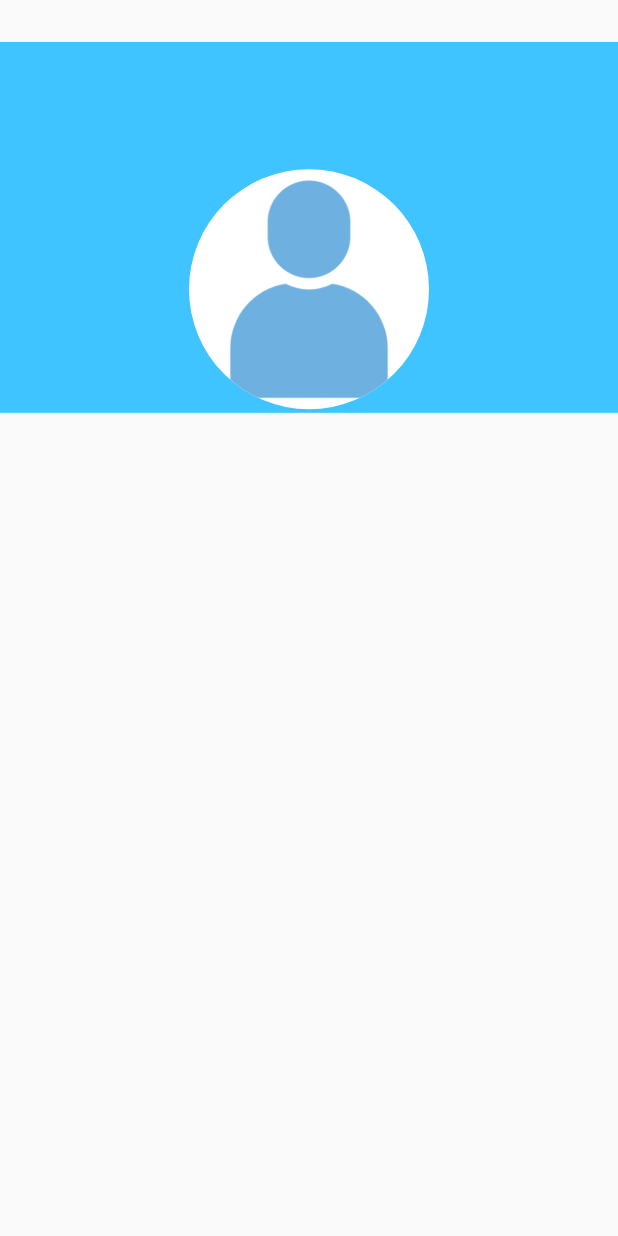
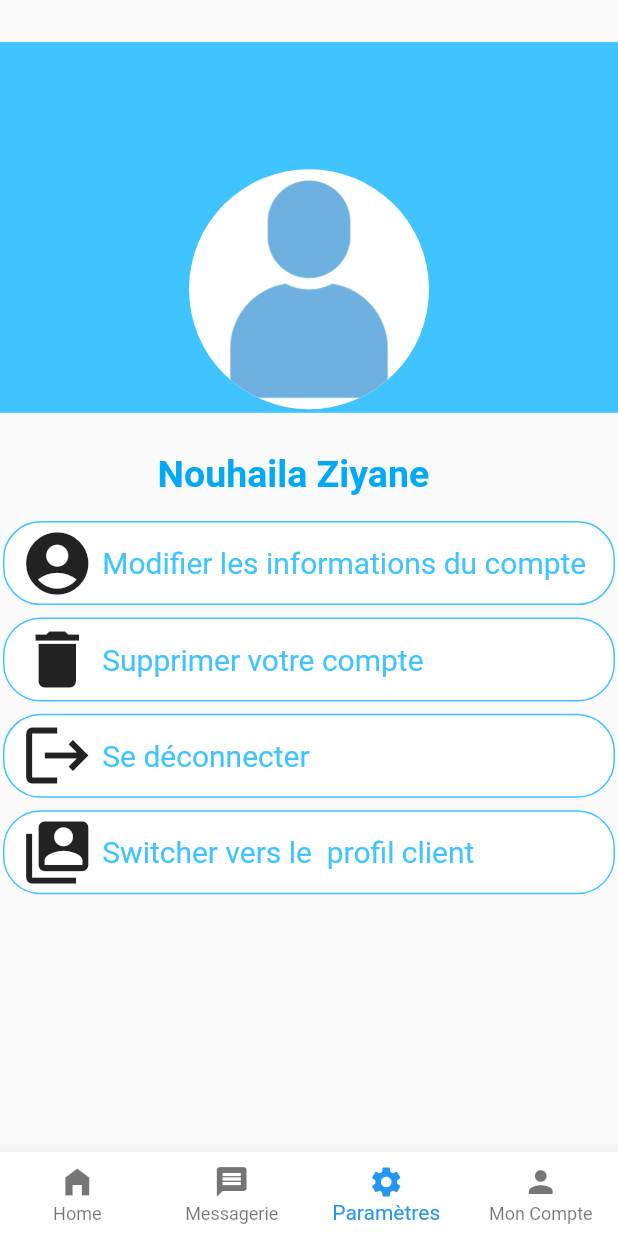
Before and after one commit to NouhailaZiyane/mobileApp, a Flutter app: the screen it shows after launch, item 4 of the bottom bar chosen, on a phone screen of 412 x 824 dp. Run offline on Flutter 3.47's test engine with Material 2 defaults, Android fonts, the phone set to English and light mode, and no system bars; our stand-ins replace get, google_fonts; missing offline and left inert: footer; Roboto replaces fonts that are missing (Acme).

Commit message:
ajout de la page des parametres

```diff
--- a/lib/Screens/ListeEmpl.dart
+++ b/lib/Screens/ListeEmpl.dart
@@ -1,6 +1,6 @@
 import 'package:flutter/material.dart';
 import 'package:google_fonts/google_fonts.dart';
-import 'package:test/Screens/ProfilePage.dart';
+import 'package:test/Screens/Parametres.dart';
 import 'package:test/Screens/signUP.dart';
 
 import 'Accueil.dart';
@@ -91,8 +91,6 @@ class _ListeEmpState extends State<ListeEmp> {
                         ),
                         SizedBox(
                           height: h * 0.05,
-                        ),
-                        SizedBox(
                           width: w * 0.19,
                         ),
                         Image.asset(
@@ -152,14 +150,14 @@ class _ListeEmpState extends State<ListeEmp> {
         Navigator.push(
             context, // HERE You need context
             MaterialPageRoute(
-              builder: (context) => SignUp(),
+              builder: (context) => Parametres(),
             ));
         break;
       case 3:
         Navigator.push(
             context, // HERE You need context
             MaterialPageRoute(
-              builder: (context) => ProfilePage(),
+              builder: (context) => Parametres(),
             ));
         break;
     }
--- /dev/null
+++ b/lib/Screens/Parametres.dart
@@ -0,0 +1,243 @@
+import 'package:flutter/material.dart';
+import 'package:google_fonts/google_fonts.dart';
+import 'package:test/Screens/signUP.dart';
+
+import 'Accueil.dart';
+import 'ListeEmpl.dart';
+
+class Parametres extends StatefulWidget {
+  const Parametres({Key? key}) : super(key: key);
+
+  @override
+  State<Parametres> createState() => _ParametresState();
+}
+
+class _ParametresState extends State<Parametres> {
+  @override
+  Widget build(BuildContext context) {
+    int index=2;
+    final w = MediaQuery.of(context).size.width;
+    final h = MediaQuery.of(context).size.height;
+    return Scaffold(
+      resizeToAvoidBottomInset: false,
+      body: Column(
+        children: [
+          SizedBox(height: 0.034 * h),
+          Container(
+            width: w,
+            height: 0.3 * h,
+            decoration: BoxDecoration(color: Colors.lightBlueAccent),
+            child: Column(
+              children: [
+                SizedBox(height: h * 0.1),
+               Expanded(
+                  child: CircleAvatar(
+                    radius: 80,
+                    backgroundColor: Colors.white,
+                    backgroundImage: AssetImage("images/free-user-icon-295-thumb.png"),
+                  ),
+                ),
+              ],
+            ),
+          ),SizedBox(height: h*0.02,),
+          Scrollbar(
+              child: ListView(
+                  scrollDirection: Axis.vertical,
+                  shrinkWrap: true,
+                  padding: const EdgeInsets.all(2),
+                  children: <Widget>[
+                    SizedBox(height: h*0.01,),
+                    Container(
+                      margin: EdgeInsets.only(left: 0.25*w),
+                      child:
+                        Text("Nouhaila Ziyane", style: GoogleFonts.aBeeZee(fontSize: 25, color: Colors.lightBlue, fontWeight: FontWeight.w700),)
+                    ), SizedBox(height: h*0.02,),
+                    Container(
+                      padding: EdgeInsets.all(2),
+                      decoration: BoxDecoration(
+                          color: Colors.white,
+                          borderRadius: BorderRadius.circular(25),
+                          border: Border.all(color: Colors.lightBlueAccent)),
+                      child: Column(
+                        children: [
+                          Row(
+                            children: [
+                              SizedBox(
+                                width: 0.02 * w,
+                              ),
+                             Icon(Icons.account_circle, size: 50,),
+                              Flexible(
+                                child: Column(
+                                  children: [
+                                    Text(
+                                      " Modifier les informations du compte",
+                                      style: GoogleFonts.acme(
+                                          fontSize: 20,
+                                          color: Colors.lightBlueAccent),
+                                    ),
+                                  ],
+                                ),
+                              )
+                            ],
+                          ),
+                        ],
+                      ),
+                    ),SizedBox(height: h*0.01,),
+                    Container(
+                      padding: EdgeInsets.all(2),
+                      decoration: BoxDecoration(
+                          color: Colors.white,
+                          borderRadius: BorderRadius.circular(25),
+                          border: Border.all(color: Colors.lightBlueAccent)),
+                      child: Column(
+                        children: [
+                          Row(
+                            children: [
+                              SizedBox(
+                                width: 0.02 * w,
+                              ),
+                              Icon(Icons.delete, size: 50,),
+                              Flexible(
+                                child: Column(
+                                  children: [
+                                    Text(
+                                      " Supprimer votre compte",
+                                      style: GoogleFonts.acme(
+                                          fontSize: 20,
+                                          color: Colors.lightBlueAccent),
+                                    ),
+                                  ],
+                                ),
+                              )
+                            ],
+                          ),
+                        ],
+                      ),
+                    ),
+                    SizedBox(height: h*0.01,),
+                    Container(
+                      padding: EdgeInsets.all(2),
+                      decoration: BoxDecoration(
+                          color: Colors.white,
+                          borderRadius: BorderRadius.circular(25),
+                          border: Border.all(color: Colors.lightBlueAccent)),
+                      child: Column(
+                        children: [
+                          Row(
+                            children: [
+                              SizedBox(
+                                width: 0.02 * w,
+                              ),
+                              Icon(Icons.logout, size: 50,),
+                              Flexible(
+                                child: Column(
+                                  children: [
+                                    Text(
+                                      " Se déconnecter",
+                                      style: GoogleFonts.acme(
+                                          fontSize: 20,
+                                          color: Colors.lightBlueAccent),
+                                    ),
+                                  ],
+                                ),
+                              )
+                            ],
+                          ),
+                        ],
+                      ),
+                    ),
+                    SizedBox(height: h*0.01,),
+                    Container(
+                      padding: EdgeInsets.all(2),
+                      decoration: BoxDecoration(
+                          color: Colors.white,
+                          borderRadius: BorderRadius.circular(25),
+                          border: Border.all(color: Colors.lightBlueAccent)),
+                      child: Column(
+                        children: [
+                          Row(
+                            children: [
+                              SizedBox(
+                                width: 0.02 * w,
+                              ),
+                              Icon(Icons.switch_account, size: 50,),
+                              Flexible(
+                                child: Column(
+                                  children: [
+                                    Text(
+                                      " Switcher vers le  profil client",
+                                      style: GoogleFonts.acme(
+                                          fontSize: 20,
+                                          color: Colors.lightBlueAccent),
+                                    ),
+                                  ],
+                                ),
+                              )
+                            ],
+                          ),
+                        ],
+                      ),
+                    )
+                  ]))
+        ],
+      ),
+      bottomNavigationBar: BottomNavigationBar(
+      currentIndex: index,
+      onTap: (int newIndex) {
+        setState(() {
+          index = newIndex;
+          switchIndex(index);
+        });
+      },
+      backgroundColor: Colors.white,
+      type: BottomNavigationBarType.fixed,
+      items: [
+        BottomNavigationBarItem(
+          icon: new Icon(Icons.home_filled),
+          label: "Home",
+        ),
+        BottomNavigationBarItem(
+            icon: new Icon(Icons.message), label: "Messagerie"),
+        BottomNavigationBarItem(
+            icon: new Icon(Icons.settings), label: "Paramètres"),
+        BottomNavigationBarItem(
+            icon: new Icon(Icons.person), label: "Mon Compte"),
+      ],
+    ),
+    );
+  }
+  void switchIndex(int index){
+    switch (index) {
+      case 0:
+        Navigator.push(
+            context, // HERE You need context
+            MaterialPageRoute(
+              builder: (context) => ListeEmp(),
+            ));
+        break;
+
+      case 1:
+        Navigator.push(
+            context, // HERE You need context
+            MaterialPageRoute(
+              builder: (context) => Accueil(),
+            ));
+        break;
+      case 2:
+        Navigator.push(
+            context, // HERE You need context
+            MaterialPageRoute(
+              builder: (context) => SignUp(),
+            ));
+        break;
+      case 3:
+        Navigator.push(
+            context, // HERE You need context
+            MaterialPageRoute(
+              builder: (context) => Parametres(),
+            ));
+        break;
+
+    }
+  }
+}
--- a/lib/Screens/ProfilePage.dart
+++ /dev/null
@@ -1,41 +0,0 @@
-import 'package:flutter/material.dart';
-
-class ProfilePage extends StatefulWidget {
-  const ProfilePage({Key? key}) : super(key: key);
-
-  @override
-  State<ProfilePage> createState() => _ProfilePageState();
-}
-
-class _ProfilePageState extends State<ProfilePage> {
-  @override
-  Widget build(BuildContext context) {
-    final w = MediaQuery.of(context).size.width;
-    final h = MediaQuery.of(context).size.height;
-    return Scaffold(
-      resizeToAvoidBottomInset: false,
-      body: Column(
-        children: [
-          SizedBox(height: 0.034 * h),
-          Container(
-            width: w,
-            height: 0.3 * h,
-            decoration: BoxDecoration(color: Colors.lightBlueAccent),
-            child: Column(
-              children: [
-                SizedBox(height: h * 0.1),
-               Expanded(
-                  child: CircleAvatar(
-                    radius: 80,
-                    backgroundColor: Colors.white,
-                    backgroundImage: AssetImage("images/free-user-icon-295-thumb.png"),
-                  ),
-                )
-              ],
-            ),
-          ),
-        ],
-      ),
-    );
-  }
-}
--- a/lib/Screens/listeServ.dart
+++ b/lib/Screens/listeServ.dart
@@ -7,7 +7,7 @@ import 'package:test/Screens/signUP.dart';
 
 import 'Accueil.dart';
 import 'Auth.dart';
-import 'ProfilePage.dart';
+import 'Parametres.dart';
 
 class ListeServices extends StatefulWidget {
   const ListeServices({Key? key}) : super(key: key);
@@ -232,14 +232,14 @@ class _ListeServicesState extends State<ListeServices> {
         Navigator.push(
             context, // HERE You need context
             MaterialPageRoute(
-              builder: (context) => SignUp(),
+              builder: (context) => Parametres(),
             ));
         break;
       case 3:
         Navigator.push(
             context, // HERE You need context
             MaterialPageRoute(
-              builder: (context) => ProfilePage(),
+              builder: (context) => Parametres(),
             ));
         break;
 
```
Also changed, not shown: 5 other files.
